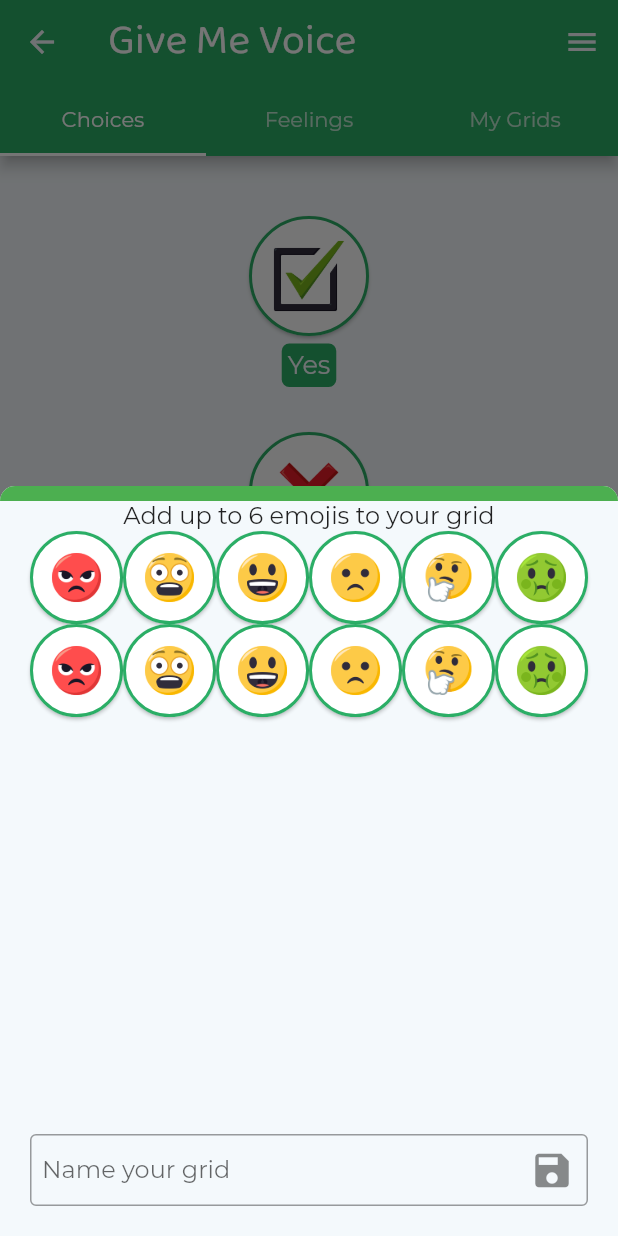
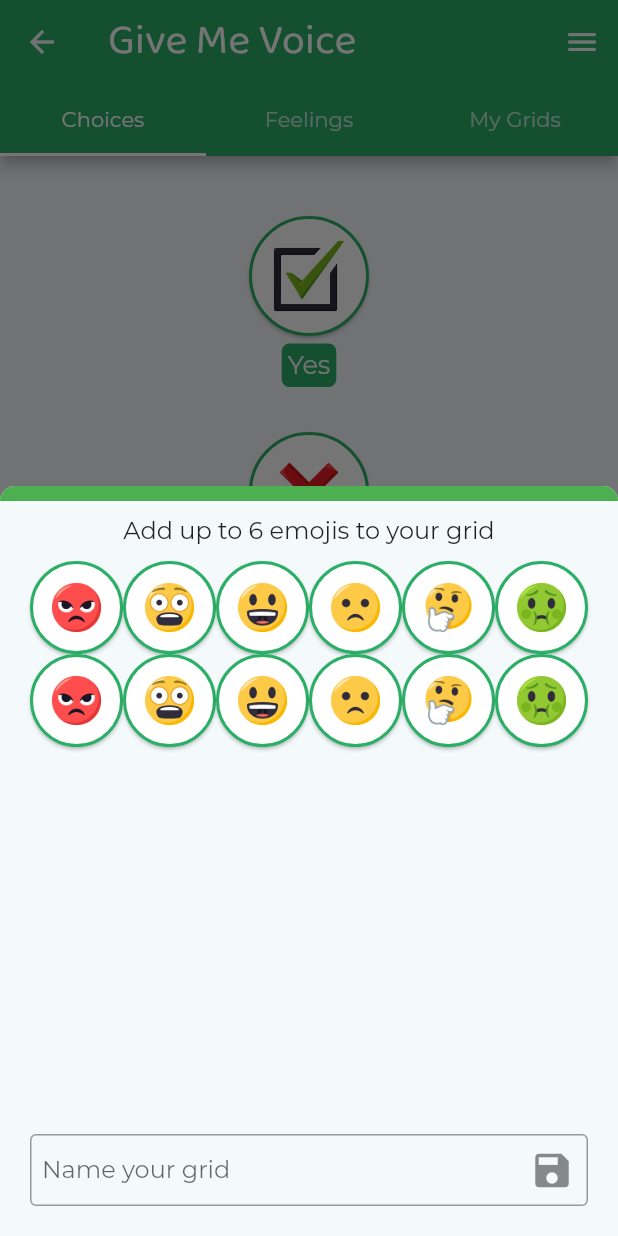
Before and after one commit to attilavago/give_me_voice, a Flutter app: the TabsScreen screen opened by its route, after a tap on "NEW GRID", on a phone screen of 412 x 824 dp. Run offline on Flutter 3.47's test engine with Material 2 defaults, Android fonts, the phone set to English and light mode, and no system bars; our stand-ins replace flutter_tts, sqflite; accounts and stored records are empty; project files that could hold a hidden picture were left out.

Commit message:
small changes

```diff
--- a/lib/components/add_grid.dart
+++ b/lib/components/add_grid.dart
@@ -41,46 +41,10 @@ class _AddGridState extends State<AddGrid> {
           ),
           Column(
             children: [
-              Text('Add up to 6 emojis to your grid'),
-              // Padding(
-              //   padding: const EdgeInsets.only(top: 20.0),
-              //   child: TextField(
-              //     controller: emojiInput,
-              //     onChanged: (value) {
-              //       searchValue = value;
-              //       print(searchValue);
-              //     },
-              //     decoration: InputDecoration(
-              //       isDense: true,
-              //       contentPadding:
-              //           EdgeInsets.only(left: 8.0, top: 8.0, bottom: 8.0),
-              //       suffixIcon: IconButton(
-              //           icon: Icon(Icons.search),
-              //           iconSize: 30.0,
-              //           onPressed: () {
-              //             gridData.addGridItem(searchValue, searchValue);
-              //             labels.add(searchValue);
-              //             images.add(searchValue);
-              //             setState(() {
-              //               emojiInput.clear();
-              //             });
-              //           }),
-              //       border: OutlineInputBorder(),
-              //       labelText: 'Search',
-              //     ),
-              //   ),
-              // ),
-              // if (gridData.gridItems.length == 0)
-              //   Column(
-              //     crossAxisAlignment: CrossAxisAlignment.center,
-              //     mainAxisAlignment: MainAxisAlignment.center,
-              //     children: [
-              //       Text(
-              //         'You have not added any "feelings" or "choices" yet. Try searching for some.',
-              //         textAlign: TextAlign.center,
-              //       ),
-              //     ],
-              //   ),
+              Padding(
+                padding: const EdgeInsets.only(top: 10, bottom: 10),
+                child: Text('Add up to 6 emojis to your grid'),
+              ),
             ],
           ),
           Expanded(
--- a/lib/screens/grids_screen.dart
+++ b/lib/screens/grids_screen.dart
@@ -1,6 +1,4 @@
 import 'package:flutter/material.dart';
-import 'package:give_me_voice/models/grid_list.dart';
-import 'package:give_me_voice/screens/tabs_screen.dart';
 import 'package:provider/provider.dart';
 import 'package:give_me_voice/models/grid_data.dart';
 import 'package:give_me_voice/screens/grid_screen.dart';
@@ -31,7 +29,8 @@ class _GridsScreenState extends State<GridsScreen> {
             content: SingleChildScrollView(
               child: ListBody(
                 children: <Widget>[
-                  Text('You are about to delete the "${gridName}" grid!'),
+                  Text(
+                      'You are about to delete the "${gridName.toString().capitalize()}" grid!'),
                   Text('Is this really what you want?'),
                 ],
               ),
```
